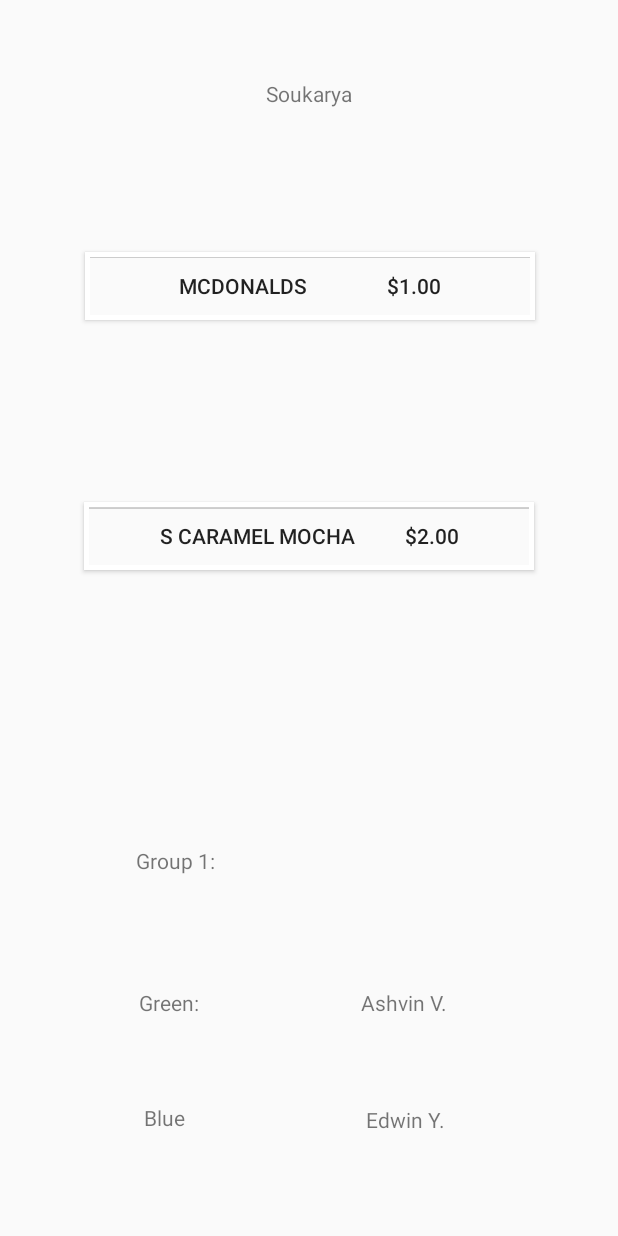
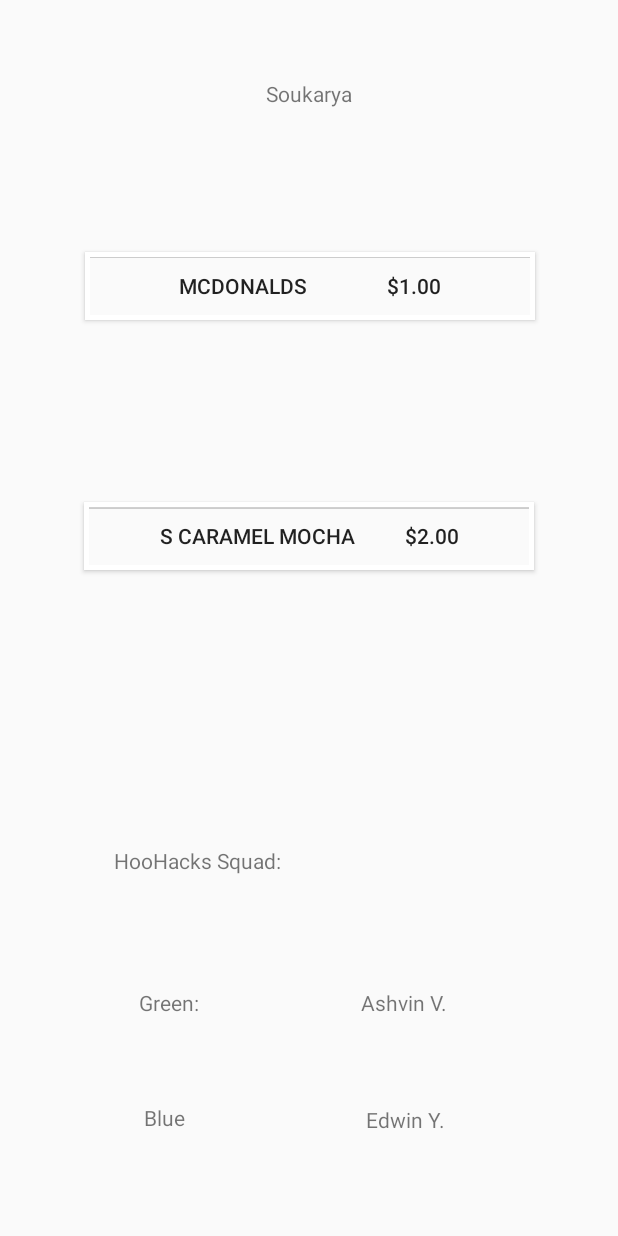
Before and after one commit to soukaryag/Split, an Android app: the ResultsActivity screen opened directly, with no data from a screen before it, on a phone screen of 412 x 824 dp. Run offline under Robolectric (Android 15) with nearby library versions, the phone set to English and light mode, and no system bars; 5 statements that could not run were skipped.

Commit message:
adding pipeline

```diff
--- a/receipts/app/src/main/java/com/example/ashvin/receipts/MainActivity.java
+++ b/receipts/app/src/main/java/com/example/ashvin/receipts/MainActivity.java
@@ -120,5 +120,8 @@ public class MainActivity extends AppCompatActivity {
             }
         }
 
+//        Intent intent = new Intent(getApplicationContext(), FinalActivity.class);
+//        startActivity(intent);
+
     }
 }
--- a/receipts/app/src/main/java/com/example/ashvin/receipts/ResultsActivity.java
+++ b/receipts/app/src/main/java/com/example/ashvin/receipts/ResultsActivity.java
@@ -51,6 +51,9 @@ public class ResultsActivity extends AppCompatActivity {
     @Override
     protected void onCreate(Bundle savedInstanceState) {
         super.onCreate(savedInstanceState);
+
+        getSupportActionBar().hide(); // hide the title bart a
+
         setContentView(R.layout.activity_results);
 
         //HardCoded Stuff
@@ -80,7 +83,7 @@ public class ResultsActivity extends AppCompatActivity {
         });
 
         TextView groupName = (TextView) findViewById(R.id.group_name);
-        groupName.setText("Group 1:");
+        groupName.setText("HooHacks Squad:");
 
         TextView color1 = (TextView) findViewById(R.id.color1);
         color1.setText("Green:");
@@ -94,8 +97,6 @@ public class ResultsActivity extends AppCompatActivity {
         TextView member2 = (TextView) findViewById(R.id.member2);
         member2.setText("Edwin Y.");
 
-        requestWindowFeature(Window.FEATURE_NO_TITLE); //will hide the title
-        getSupportActionBar().hide(); // hide the title bart a
 
         String filepath = getIntent().getStringExtra("Path");
         File file = new File(filepath);
--- a/receipts/app/src/main/res/layout/activity_main.xml
+++ b/receipts/app/src/main/res/layout/activity_main.xml
@@ -199,7 +199,7 @@
         android:layout_gravity="center_horizontal"
         android:layout_width="wrap_content"
         android:layout_height="wrap_content"
-        android:text="Camera"/>
+        android:text="Split the Bill"/>
 
 
 
```
